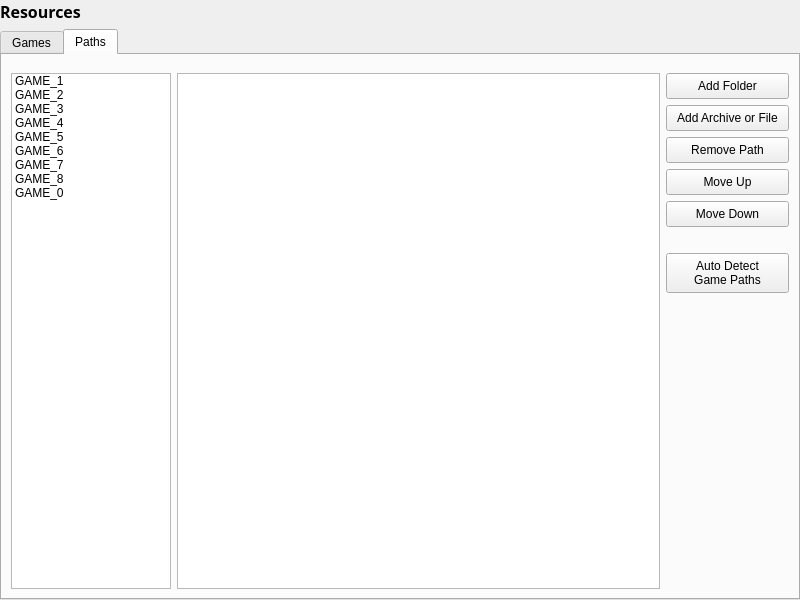
Qt form src/ui/settingsresources.ui (fo76utils/nifskope) before a commit.
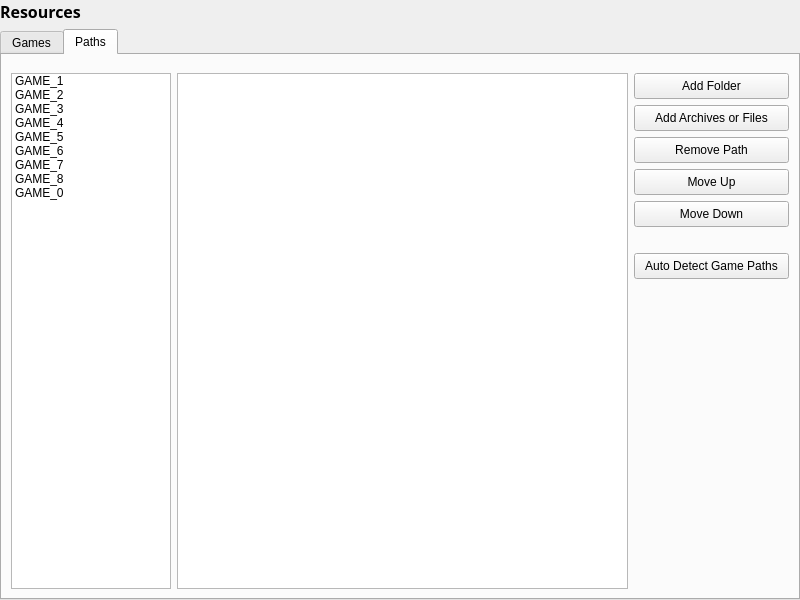
The same form after that commit. The open tabs and pages were chosen to show the change.

Commit message: GameManager: reworked auto-detection of game paths

What changed in the file:
```diff
--- a/src/ui/settingsresources.ui
+++ b/src/ui/settingsresources.ui
@@ -955,7 +955,7 @@
              <item>
               <widget class="QPushButton" name="btnArchiveAdd">
                <property name="text">
-                <string>Add Archive or File</string>
+                <string>Add Archives or Files</string>
                </property>
               </widget>
              </item>
@@ -996,8 +996,7 @@
              <item>
               <widget class="QPushButton" name="btnFolderAutoDetect">
                <property name="text">
-                <string>Auto Detect
-Game Paths</string>
+                <string>Auto Detect Game Paths</string>
                </property>
               </widget>
              </item>
```
The commit also changes 5 other files.
